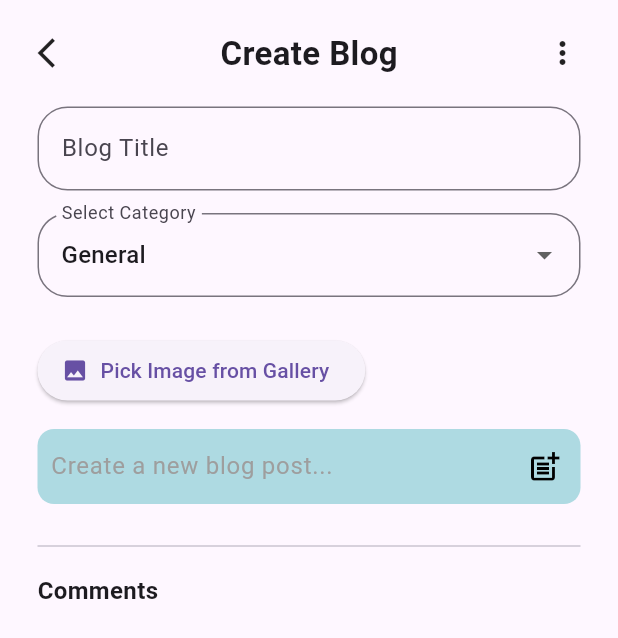
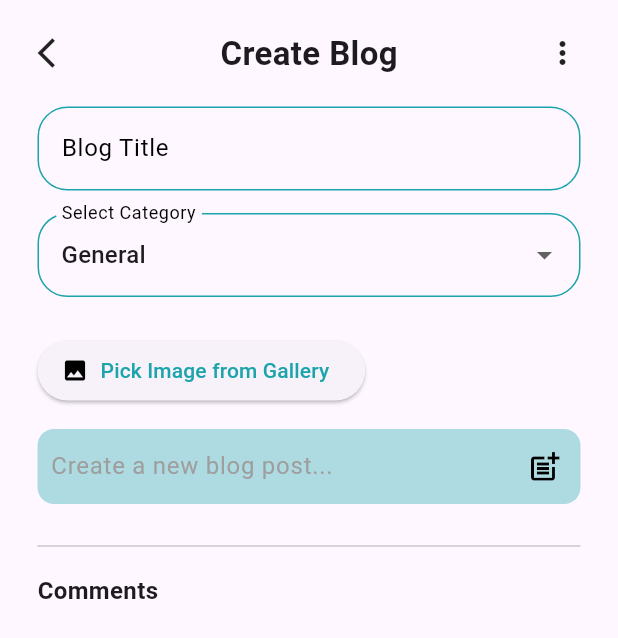
Before and after one commit to admin123KK/merodoctor555, a Flutter app: the Dblog screen opened directly, on a phone screen of 412 x 824 dp. Shown: the top 638 px of the screen. Run offline on Flutter 3.47's test engine with Material 3 defaults, Android fonts, the phone set to English and light mode, and no system bars; our stand-ins replace file_picker, image_picker.

Commit message:
Create Blog Makeup Doctor page

```diff
--- a/lib/doctor/Dblog.dart
+++ b/lib/doctor/Dblog.dart
@@ -55,6 +55,7 @@ class _DblogState extends State<Dblog> {
           'timestamp': DateFormat('MMM d, h:mm a').format(DateTime.now()),
           'category': selectedCategory,
           'doctorName': 'Dr. John Doe',
+          'title': _titleController.text.trim(),
           'image': _selectedImage,
         });
       });
@@ -64,6 +65,7 @@ class _DblogState extends State<Dblog> {
         if (index != -1) {
           comments[index]['text'] = text;
           comments[index]['category'] = selectedCategory;
+          comments[index]['titile'] = _titleController.text.trim();
         }
         editingId = null;
       });
@@ -106,8 +108,14 @@ class _DblogState extends State<Dblog> {
           ),
         const SizedBox(height: 10),
         ElevatedButton.icon(
-          icon: const Icon(Icons.image),
-          label: const Text("Pick Image from Gallery"),
+          icon: const Icon(
+            Icons.image,
+            color: Colors.black,
+          ),
+          label: const Text(
+            "Pick Image from Gallery",
+            style: TextStyle(color: Color(0xFF1CA4AC)),
+          ),
           onPressed: pickImageFromGallery,
         ),
       ],
@@ -142,19 +150,40 @@ class _DblogState extends State<Dblog> {
               controller: _titleController,
               decoration: InputDecoration(
                 labelText: 'Blog Title',
+                labelStyle: const TextStyle(color: Colors.black),
                 border: OutlineInputBorder(
+                  borderSide: const BorderSide(
+                    color: Color(0xFF1CA4AC),
+                  ),
+                  borderRadius: BorderRadius.circular(20),
+                ),
+                enabledBorder: OutlineInputBorder(
                     borderRadius: BorderRadius.circular(20),
                     borderSide: BorderSide(color: Color(0xFF1CA4AC))),
+                focusedBorder: OutlineInputBorder(
+                    borderRadius: BorderRadius.circular(20),
+                    borderSide:
+                        const BorderSide(color: Color(0xFF1CA4AC), width: 2)),
               ),
             ),
             const SizedBox(height: 15),
             DropdownButtonFormField<String>(
               value: selectedCategory,
               decoration: InputDecoration(
-                labelText: "Select Category",
-                border:
-                    OutlineInputBorder(borderRadius: BorderRadius.circular(20)),
-              ),
+                  labelText: "Select Category",
+                  labelStyle: TextStyle(color: Colors.black),
+                  border: OutlineInputBorder(
+                      borderRadius: BorderRadius.circular(20),
+                      borderSide: const BorderSide(
+                        color: Color(0xFF1CA4AC),
+                      )),
+                  enabledBorder: OutlineInputBorder(
+                      borderRadius: BorderRadius.circular(20),
+                      borderSide: BorderSide(color: Color(0xFF1CA4AC))),
+                  focusedBorder: OutlineInputBorder(
+                      borderRadius: BorderRadius.circular(20),
+                      borderSide: const BorderSide(
+                          color: Color(0xFF1CA4AC), width: 2))),
               items: categories
                   .map((cat) => DropdownMenuItem(
                         value: cat,
@@ -216,16 +245,17 @@ class _DblogState extends State<Dblog> {
                             child: Image.file(
                               comment['image'],
                               height: 100,
-                              width: 100,
+                              width: 80,
                               fit: BoxFit.cover,
                             ),
                           )
                         : const Icon(Icons.image_not_supported),
-                    title: Text(comment['text']),
+                    title: Text(comment['title']),
                     subtitle: Column(
                       crossAxisAlignment: CrossAxisAlignment.start,
                       children: [
                         const SizedBox(height: 4),
+                        Text(comment['text']),
                         Text('Doctor: ${comment['doctorName'] ?? 'N/A'}'),
                         Text('Category: ${comment['category'] ?? 'N/A'}'),
                         Text(comment['timestamp'],
```
